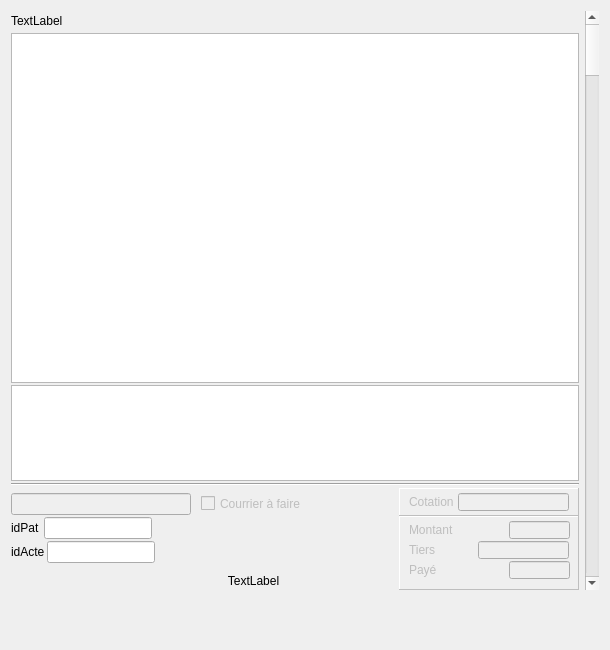
The window that Dialogs/dlg_actesprecedents.ui (ukinoki/Rufus) describes before a commit, drawn with Qt 5.
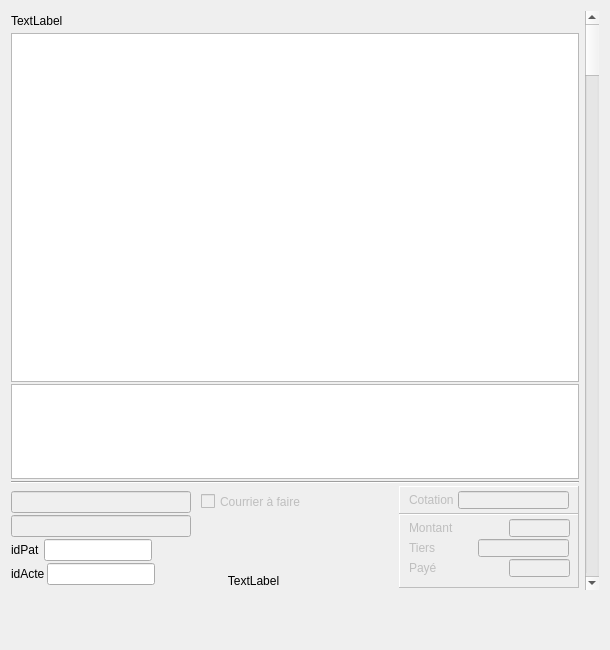
The same window after the commit. Icons and pictures are not drawn. Custom widgets are drawn as their Qt base class.

Diff of the .ui file:
```diff
--- a/Dialogs/dlg_actesprecedents.ui
+++ b/Dialogs/dlg_actesprecedents.ui
@@ -162,6 +162,25 @@
               </property>
              </widget>
             </item>
+            <item>
+             <widget class="QLineEdit" name="SitelineEdit">
+              <property name="enabled">
+               <bool>false</bool>
+              </property>
+              <property name="focusPolicy">
+               <enum>Qt::NoFocus</enum>
+              </property>
+              <property name="contextMenuPolicy">
+               <enum>Qt::NoContextMenu</enum>
+              </property>
+              <property name="alignment">
+               <set>Qt::AlignCenter</set>
+              </property>
+              <property name="readOnly">
+               <bool>true</bool>
+              </property>
+             </widget>
+            </item>
             <item>
              <layout class="QHBoxLayout" name="horizontalLayout_3">
               <property name="topMargin">
```
